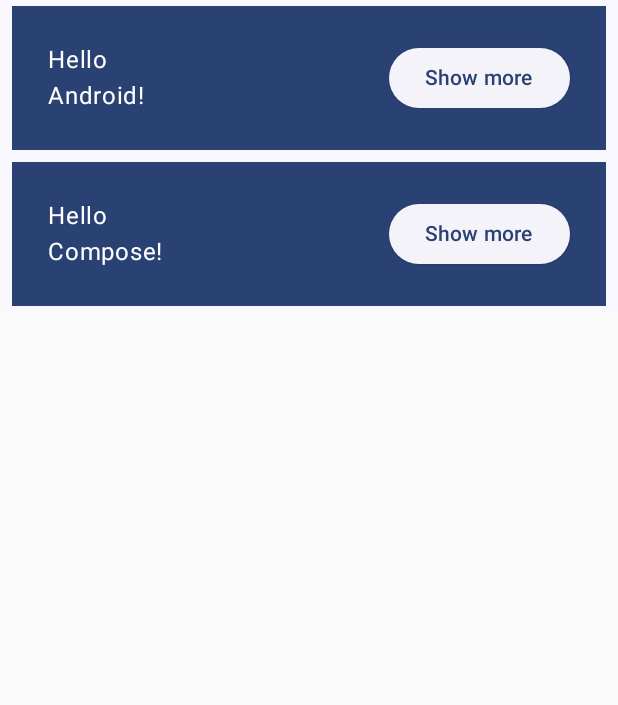
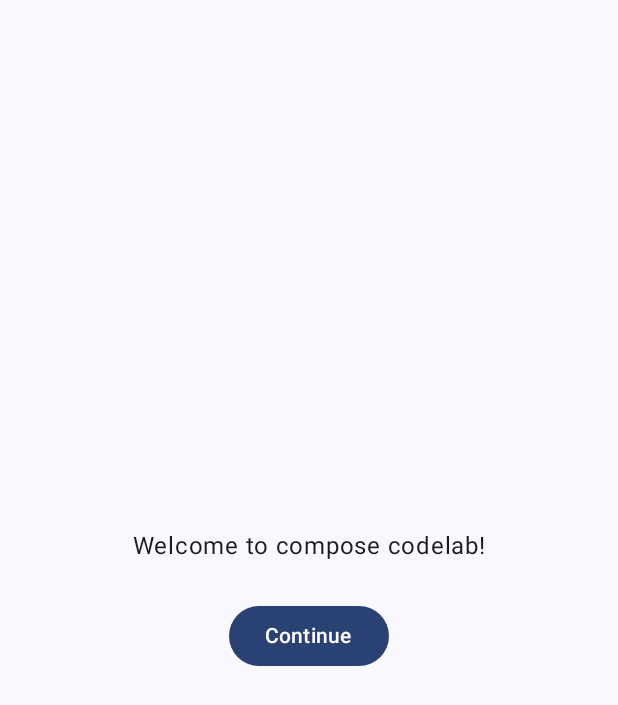
Before and after one commit to ArunYogeshwaran/Compose-Hands-On, an Android app built with Jetpack Compose: the screen it shows after launch (MainActivity), on a phone screen of 412 x 824 dp. Shown: the top 705 px of the screen. Run offline under Robolectric (Android 15) with nearby library versions, the phone set to English and light mode, and no system bars.

Commit message:
Adding an OnboardingScreen with state hoisting

```diff
--- a/app/src/main/java/com/aruny/composetrials/MainActivity.kt
+++ b/app/src/main/java/com/aruny/composetrials/MainActivity.kt
@@ -4,13 +4,9 @@ import android.os.Bundle
 import androidx.activity.ComponentActivity
 import androidx.activity.compose.setContent
 import androidx.compose.foundation.layout.*
-import androidx.compose.material3.ElevatedButton
-import androidx.compose.material3.MaterialTheme
-import androidx.compose.material3.Surface
-import androidx.compose.material3.Text
-import androidx.compose.runtime.Composable
-import androidx.compose.runtime.mutableStateOf
-import androidx.compose.runtime.remember
+import androidx.compose.material3.*
+import androidx.compose.runtime.*
+import androidx.compose.ui.Alignment
 import androidx.compose.ui.Modifier
 import androidx.compose.ui.tooling.preview.Devices
 import androidx.compose.ui.tooling.preview.Preview
@@ -22,7 +18,7 @@ class MainActivity : ComponentActivity() {
         super.onCreate(savedInstanceState)
         setContent {
             ComposeHandsOnTheme {
-                MyApp(modifier = Modifier.fillMaxWidth())
+                MyApp(modifier = Modifier.fillMaxSize())
             }
         }
     }
@@ -30,18 +26,57 @@ class MainActivity : ComponentActivity() {
 
 @Composable
 private fun MyApp(
-    modifier: Modifier = Modifier,
-    names: List<String> = listOf("Android", "Compose")
+    modifier: Modifier = Modifier
 ) {
+    var shouldShowOnboarding by remember { mutableStateOf(true) }
     // A surface container using the 'background' color from the theme
     Surface(
         modifier = modifier,
         color = MaterialTheme.colorScheme.surface
     ) {
-        Column(modifier) {
-            for (name in names) {
-                Greeting(name)
-            }
+        if (shouldShowOnboarding) {
+            OnboardingScreen(onContinueClicked = {
+                shouldShowOnboarding = false
+            })
+        } else {
+            Greetings()
+        }
+    }
+}
+
+@Composable
+fun OnboardingScreen(modifier: Modifier = Modifier, onContinueClicked: () -> Unit) {
+    Column(
+        modifier = modifier.fillMaxSize(),
+        verticalArrangement = Arrangement.Center,
+        horizontalAlignment = Alignment.CenterHorizontally
+    ) {
+        Text("Welcome to compose codelab!")
+        Button(
+            modifier = Modifier.padding(24.dp),
+            onClick = { onContinueClicked() }
+        ) {
+            Text("Continue")
+        }
+    }
+}
+
+@Preview(showBackground = true, widthDp = 320, heightDp = 320)
+@Composable
+fun OnboardingPreview() {
+    ComposeHandsOnTheme {
+        OnboardingScreen(onContinueClicked = {})
+    }
+}
+
+@Composable
+private fun Greetings(
+    modifier: Modifier = Modifier,
+    names: List<String> = listOf("World", "Compose")
+) {
+    Column(modifier = modifier.padding(vertical = 4.dp)) {
+        for (name in names) {
+            Greeting(name = name)
         }
     }
 }
@@ -59,13 +94,15 @@ fun Greeting(name: String) {
     ) {
         Row(modifier = Modifier.padding(24.dp)) {
             Column(
-                modifier = Modifier.weight(1f).padding(bottom = extraPadding)
+                modifier = Modifier
+                    .weight(1f)
+                    .padding(bottom = extraPadding)
             ) {
                 Text(text = "Hello")
                 Text(text = "$name!")
             }
             ElevatedButton(onClick = { expanded.value = !expanded.value }) {
-                Text(if  (expanded.value) "Show less" else "Show more")
+                Text(if (expanded.value) "Show less" else "Show more")
             }
         }
     }
```
